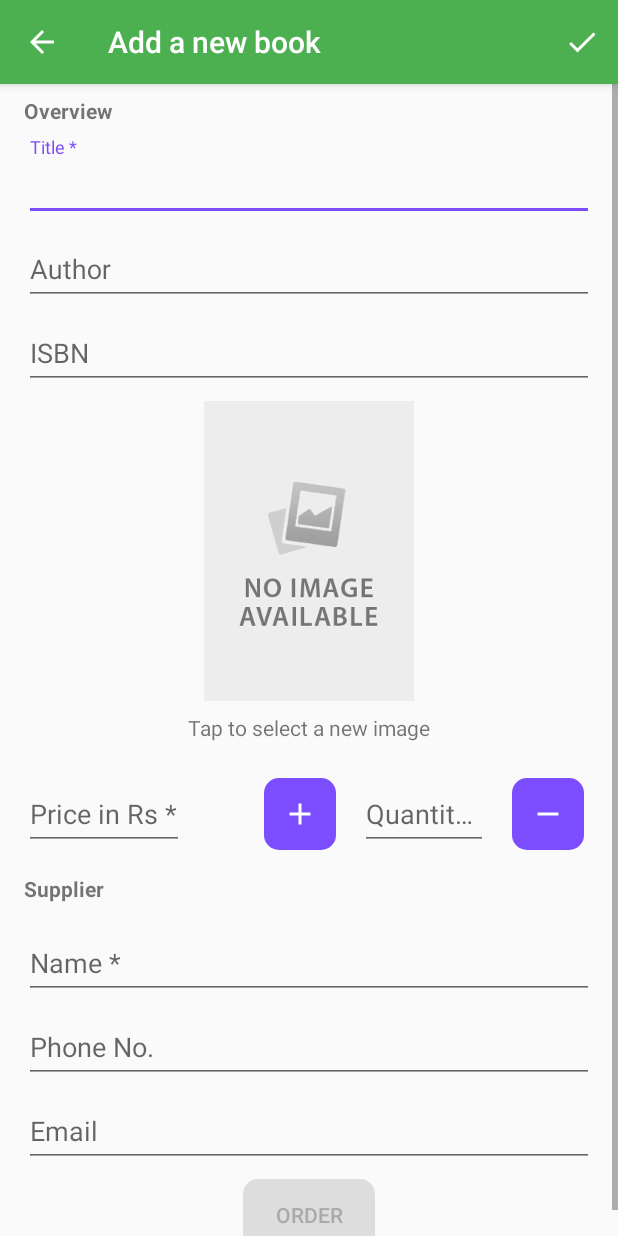
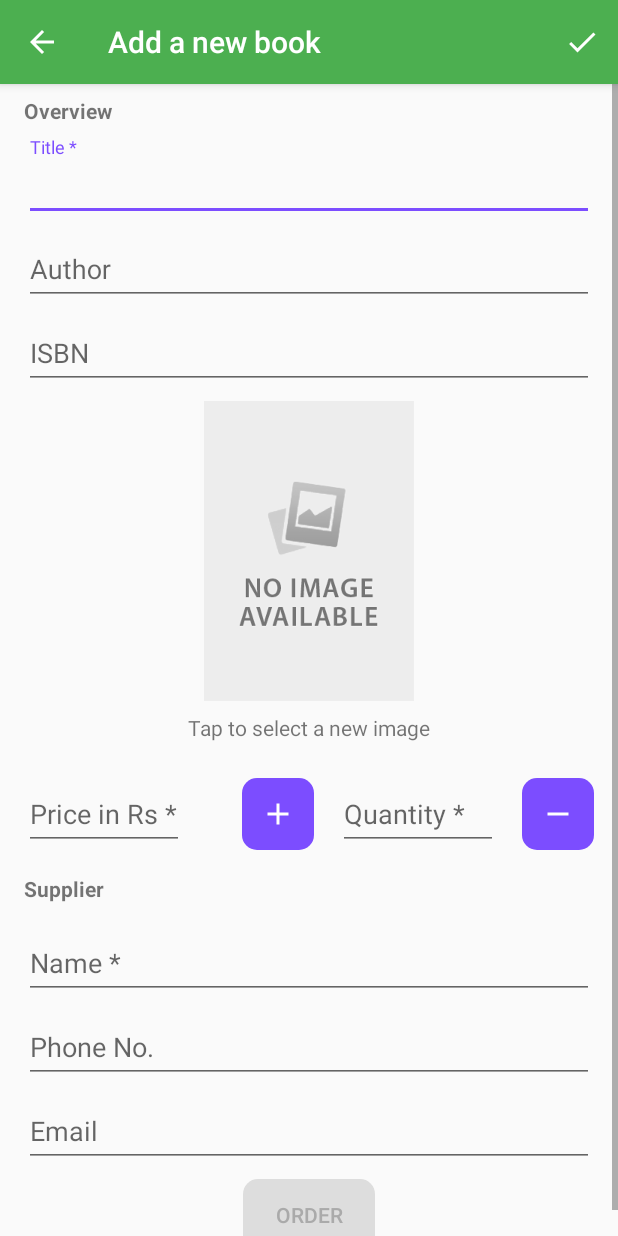
Before and after one commit to ajaymourya1234/BookLog, an Android app: the screen it shows after launch (DetailActivity), after a tap on an icon or button, on a phone screen of 412 x 824 dp. Run offline under Robolectric (Android 15) with nearby library versions, the phone set to English and light mode, and no system bars; our stand-ins replace ButterKnife.

Commit message:
rearrange file into folders
add custom edit text class for disabling popup message on field validation errors

enable focus on touch input for edit text fields to hide keyboard on activity startup

```diff
--- a/app/src/main/java/example/com/booklog/activity/DetailActivity.java
+++ b/app/src/main/java/example/com/booklog/activity/DetailActivity.java
@@ -28,6 +28,8 @@
 import butterknife.BindView;
 import butterknife.ButterKnife;
 import example.com.booklog.R;
+import example.com.booklog.utils.CustomDialog;
+import example.com.booklog.utils.Utils;
 
 import static example.com.booklog.data.BookContract.BookEntry.COLUMN_AUTHOR;
 import static example.com.booklog.data.BookContract.BookEntry.COLUMN_IMAGE;
@@ -252,7 +254,8 @@
         //validate that the book title isn't an empty string
         if (TextUtils.isEmpty(name)) {
             //set error accordingly
-            nameEditText.setError("");
+            nameEditText.requestFocus();
+            nameEditText.setError(getString(R.string.title_empty_error));
             displayToastAlert(getString(R.string.title_empty_error));
             //indicate save wasn't successful
             saveSuccess = false;
--- a/app/src/main/java/example/com/booklog/adapter/BookCursorAdapter.java
+++ b/app/src/main/java/example/com/booklog/adapter/BookCursorAdapter.java
@@ -13,7 +13,7 @@
 import android.widget.Toast;
 
 import example.com.booklog.R;
-import example.com.booklog.activity.Utils;
+import example.com.booklog.utils.Utils;
 import example.com.booklog.listener.OnQuantityChangeListener;
 
 import static example.com.booklog.data.BookContract.BookEntry.COLUMN_AUTHOR;
--- a/app/src/main/java/example/com/booklog/data/BookContract.java
+++ b/app/src/main/java/example/com/booklog/data/BookContract.java
@@ -7,7 +7,9 @@
 import example.com.booklog.BuildConfig;
 import example.com.booklog.activity.MainActivity;
 
-public class BookContract {
+
+//mark the class final as it will not be required to inherit this
+public final class BookContract {
 
     public static final String LOG_TAG = MainActivity.class.getSimpleName();
 
--- a/app/src/main/java/example/com/booklog/activity/CustomDialog.java
+++ b/app/src/main/java/example/com/booklog/utils/CustomDialog.java
@@ -1,4 +1,4 @@
-package example.com.booklog.activity;
+package example.com.booklog.utils;
 
 import android.app.Dialog;
 import android.content.Context;
@@ -35,7 +35,7 @@
     private String supplierEmail;
     private String supplierPhone;
 
-    CustomDialog(@NonNull Context context, String bookName, String supplierName, String supplierEmail, String supplierPhone) {
+    public CustomDialog(@NonNull Context context, String bookName, String supplierName, String supplierEmail, String supplierPhone) {
         super(context);
         this.requestWindowFeature(FEATURE_NO_TITLE);
         //set custom dialog layout
--- a/app/src/main/java/example/com/booklog/activity/Utils.java
+++ b/app/src/main/java/example/com/booklog/utils/Utils.java
@@ -1,4 +1,4 @@
-package example.com.booklog.activity;
+package example.com.booklog.utils;
 
 import android.app.Activity;
 import android.content.Context;
--- a/app/src/main/res/layout/activity_detail.xml
+++ b/app/src/main/res/layout/activity_detail.xml
@@ -10,7 +10,8 @@
     <LinearLayout
         android:layout_width="match_parent"
         android:layout_height="wrap_content"
-        android:orientation="vertical">
+        android:orientation="vertical"
+        android:focusableInTouchMode="true">
 
         <TextView
             android:id="@+id/name"
@@ -29,7 +30,7 @@
             android:layout_width="match_parent"
             android:layout_height="wrap_content">
 
-            <android.support.design.widget.TextInputEditText
+            <example.com.booklog.utils.CustomEditText
                 android:id="@+id/nameEditText"
                 android:layout_width="match_parent"
                 android:layout_height="wrap_content"
@@ -111,7 +112,7 @@
                 android:layout_height="wrap_content"
                 android:layout_weight="2">
 
-                <android.support.design.widget.TextInputEditText
+                <example.com.booklog.utils.CustomEditText
                     android:id="@+id/priceEditText"
                     android:layout_width="wrap_content"
                     android:layout_height="wrap_content"
@@ -144,7 +145,7 @@
                     android:layout_width="wrap_content"
                     android:layout_height="wrap_content">
 
-                    <android.support.design.widget.TextInputEditText
+                    <example.com.booklog.utils.CustomEditText
                         android:id="@+id/pieces"
                         android:layout_width="wrap_content"
                         android:layout_height="wrap_content"
@@ -154,7 +155,7 @@
                         android:layout_marginRight="8dp"
                         android:layout_marginStart="8dp"
                         android:layout_marginTop="8dp"
-                        android:ems="4"
+                        android:ems="5"
                         android:hint="@string/quantity"
                         android:inputType="number"
                         android:textAppearance="?android:textAppearanceMedium" />
@@ -191,7 +192,7 @@
             android:layout_width="match_parent"
             android:layout_height="wrap_content">
 
-            <android.support.design.widget.TextInputEditText
+            <example.com.booklog.utils.CustomEditText
                 android:id="@+id/supplierNameEditText"
                 android:layout_width="match_parent"
                 android:layout_height="wrap_content"
```
Also changed, not shown: app/src/main/java/example/com/booklog/utils/CustomEditText.java (added, +27 -0 lines).
